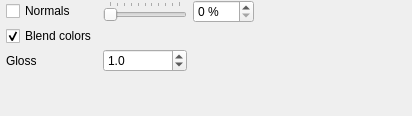
Above: src/gui/forms/toolbar_rendernormalsgroup.ui from open-scan-crew/OpenScanTools before the change. Below: the same form after it.
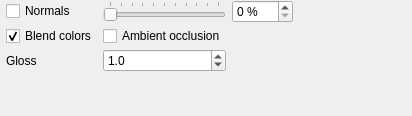
That is the form after the change.

Commit message: Move AO checkbox beside blend color

```diff
--- a/src/gui/forms/toolbar_rendernormalsgroup.ui
+++ b/src/gui/forms/toolbar_rendernormalsgroup.ui
@@ -107,6 +107,13 @@
      </property>
     </widget>
    </item>
+   <item row="1" column="5">
+    <widget class="QCheckBox" name="checkBox_ao">
+     <property name="text">
+      <string>Ambient occlusion</string>
+     </property>
+    </widget>
+   </item>
    <item row="2" column="4">
     <widget class="QLabel" name="label_sharpness">
      <property name="text">
```
Left out of the diff: 1 changed line with no effect on the pictures.
